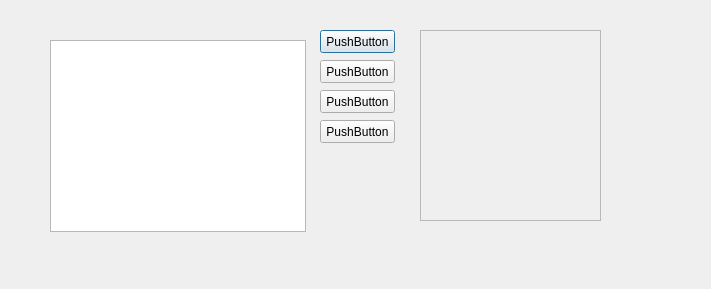
The window that _internal/_ui/pss-ttt-pc.ui (arraken/pss-ttt) describes before a commit, drawn with Qt 5.
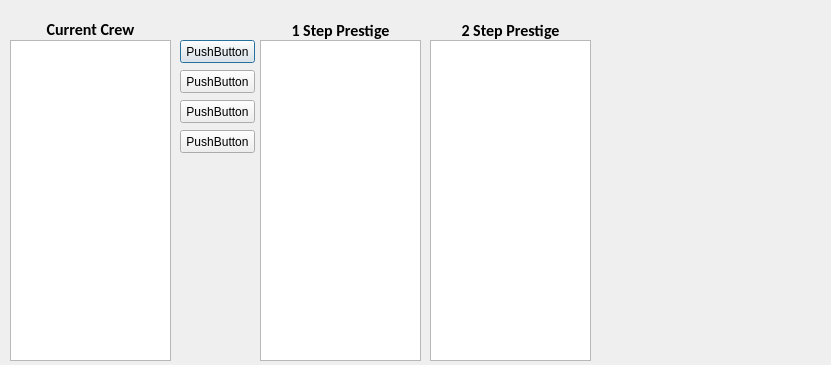
The same window after the commit.

```diff
--- a/_internal/_ui/pss-ttt-pc.ui
+++ b/_internal/_ui/pss-ttt-pc.ui
@@ -6,28 +6,18 @@
    <rect>
     <x>0</x>
     <y>0</y>
-    <width>711</width>
-    <height>289</height>
+    <width>831</width>
+    <height>365</height>
    </rect>
   </property>
   <property name="windowTitle">
    <string>Dialog</string>
   </property>
-  <widget class="QTreeView" name="treeView">
-   <property name="geometry">
-    <rect>
-     <x>50</x>
-     <y>40</y>
-     <width>256</width>
-     <height>192</height>
-    </rect>
-   </property>
-  </widget>
   <widget class="QPushButton" name="pushButton">
    <property name="geometry">
     <rect>
-     <x>320</x>
-     <y>30</y>
+     <x>180</x>
+     <y>40</y>
      <width>75</width>
      <height>23</height>
     </rect>
@@ -39,8 +29,8 @@
   <widget class="QPushButton" name="pushButton_2">
    <property name="geometry">
     <rect>
-     <x>320</x>
-     <y>60</y>
+     <x>180</x>
+     <y>70</y>
      <width>75</width>
      <height>23</height>
     </rect>
@@ -49,34 +39,11 @@
     <string>PushButton</string>
    </property>
   </widget>
-  <widget class="QScrollArea" name="scrollArea">
-   <property name="geometry">
-    <rect>
-     <x>420</x>
-     <y>30</y>
-     <width>181</width>
-     <height>191</height>
-    </rect>
-   </property>
-   <property name="widgetResizable">
-    <bool>true</bool>
-   </property>
-   <widget class="QWidget" name="scrollAreaWidgetContents">
-    <property name="geometry">
-     <rect>
-      <x>0</x>
-      <y>0</y>
-      <width>179</width>
-      <height>189</height>
-     </rect>
-    </property>
-   </widget>
-  </widget>
   <widget class="QPushButton" name="pushButton_3">
    <property name="geometry">
     <rect>
-     <x>320</x>
-     <y>90</y>
+     <x>180</x>
+     <y>100</y>
      <width>75</width>
      <height>23</height>
     </rect>
@@ -88,8 +55,8 @@
   <widget class="QPushButton" name="pushButton_4">
    <property name="geometry">
     <rect>
-     <x>320</x>
-     <y>120</y>
+     <x>180</x>
+     <y>130</y>
      <width>75</width>
      <height>23</height>
     </rect>
@@ -98,6 +65,129 @@
     <string>PushButton</string>
    </property>
   </widget>
+  <widget class="QListWidget" name="currentCrewList">
+   <property name="geometry">
+    <rect>
+     <x>10</x>
+     <y>40</y>
+     <width>161</width>
+     <height>321</height>
+    </rect>
+   </property>
+   <property name="font">
+    <font>
+     <family>Calibri</family>
+     <pointsize>12</pointsize>
+    </font>
+   </property>
+  </widget>
+  <widget class="QLabel" name="label">
+   <property name="geometry">
+    <rect>
+     <x>10</x>
+     <y>19</y>
+     <width>161</width>
+     <height>21</height>
+    </rect>
+   </property>
+   <property name="font">
+    <font>
+     <family>Calibri</family>
+     <pointsize>12</pointsize>
+     <weight>75</weight>
+     <bold>true</bold>
+     <kerning>true</kerning>
+    </font>
+   </property>
+   <property name="text">
+    <string>Current Crew</string>
+   </property>
+   <property name="alignment">
+    <set>Qt::AlignCenter</set>
+   </property>
+  </widget>
+  <widget class="QListWidget" name="oneStepPrestigeList">
+   <property name="geometry">
+    <rect>
+     <x>260</x>
+     <y>40</y>
+     <width>161</width>
+     <height>321</height>
+    </rect>
+   </property>
+   <property name="font">
+    <font>
+     <family>Calibri</family>
+     <pointsize>12</pointsize>
+    </font>
+   </property>
+  </widget>
+  <widget class="QListWidget" name="twoStepPrestigeList">
+   <property name="geometry">
+    <rect>
+     <x>430</x>
+     <y>40</y>
+     <width>161</width>
+     <height>321</height>
+    </rect>
+   </property>
+   <property name="font">
+    <font>
+     <family>Calibri</family>
+     <pointsize>12</pointsize>
+    </font>
+   </property>
+  </widget>
+  <widget class="QLabel" name="label_2">
+   <property name="geometry">
+    <rect>
+     <x>260</x>
+     <y>20</y>
+     <width>161</width>
+     <height>21</height>
+    </rect>
+   </property>
+   <property name="font">
+    <font>
+     <family>Calibri</family>
+     <pointsize>12</pointsize>
+     <weight>75</weight>
+     <bold>true</bold>
+     <kerning>true</kerning>
+    </font>
+   </property>
+   <property name="text">
+    <string>1 Step Prestige</string>
+   </property>
+   <property name="alignment">
+    <set>Qt::AlignCenter</set>
+   </property>
+  </widget>
+  <widget class="QLabel" name="label_3">
+   <property name="geometry">
+    <rect>
+     <x>430</x>
+     <y>20</y>
+     <width>161</width>
+     <height>21</height>
+    </rect>
+   </property>
+   <property name="font">
+    <font>
+     <family>Calibri</family>
+     <pointsize>12</pointsize>
+     <weight>75</weight>
+     <bold>true</bold>
+     <kerning>true</kerning>
+    </font>
+   </property>
+   <property name="text">
+    <string>2 Step Prestige</string>
+   </property>
+   <property name="alignment">
+    <set>Qt::AlignCenter</set>
+   </property>
+  </widget>
  </widget>
  <resources/>
  <connections/>
```
